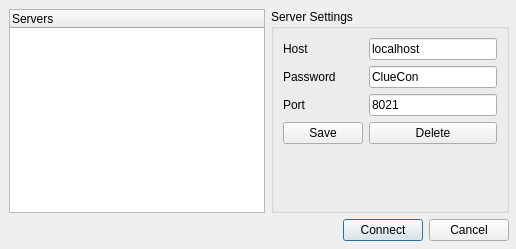
Qt form jmesquita/fsgui/resources/server_manager.ui (freeswitch/freeswitch-contrib) before a commit.
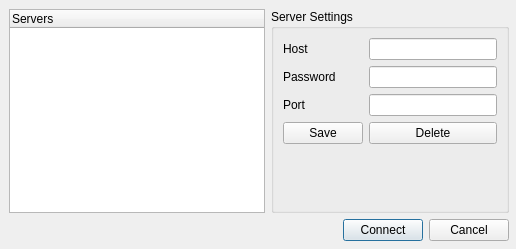
The same form after that commit.

Commit message: Inherit ESLevent to emit different signals for different types of command. Colors have been disabled till we do the preferences window

Patch:
```diff
--- a/jmesquita/fsgui/resources/server_manager.ui
+++ b/jmesquita/fsgui/resources/server_manager.ui
@@ -56,7 +56,7 @@
          <item row="0" column="1">
           <widget class="QLineEdit" name="host">
            <property name="text">
-            <string>localhost</string>
+            <string/>
            </property>
           </widget>
          </item>
@@ -70,7 +70,7 @@
          <item row="1" column="1">
           <widget class="QLineEdit" name="pass">
            <property name="text">
-            <string>ClueCon</string>
+            <string/>
            </property>
           </widget>
          </item>
@@ -84,7 +84,7 @@
          <item row="2" column="1">
           <widget class="QLineEdit" name="port">
            <property name="text">
-            <string>8021</string>
+            <string/>
            </property>
           </widget>
          </item>
```
The commit also changes 5 other files.
